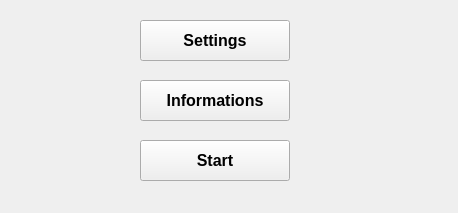
Before: the Qt Designer form software/development/ui/firstui.ui in Capstone-2024/OS-Handheld-CNC, drawn with Qt 5.
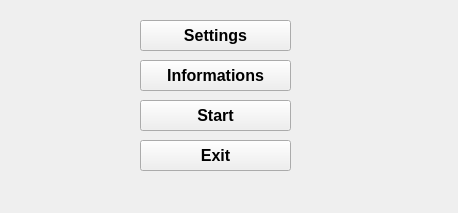
After: the same form once the commit is applied.

Diff of the .ui file:
```diff
--- a/software/development/ui/firstui.ui
+++ b/software/development/ui/firstui.ui
@@ -30,8 +30,8 @@
     <rect>
      <x>140</x>
      <y>20</y>
-     <width>150</width>
-     <height>41</height>
+     <width>151</width>
+     <height>31</height>
     </rect>
    </property>
    <property name="font">
@@ -50,9 +50,9 @@
    <property name="geometry">
     <rect>
      <x>140</x>
-     <y>80</y>
-     <width>150</width>
-     <height>41</height>
+     <y>60</y>
+     <width>151</width>
+     <height>31</height>
     </rect>
    </property>
    <property name="font">
@@ -71,9 +71,9 @@
    <property name="geometry">
     <rect>
      <x>140</x>
-     <y>140</y>
-     <width>150</width>
-     <height>41</height>
+     <y>100</y>
+     <width>151</width>
+     <height>31</height>
     </rect>
    </property>
    <property name="font">
@@ -88,6 +88,27 @@
     <string>Start</string>
    </property>
   </widget>
+  <widget class="QPushButton" name="pushButton">
+   <property name="geometry">
+    <rect>
+     <x>140</x>
+     <y>140</y>
+     <width>151</width>
+     <height>31</height>
+    </rect>
+   </property>
+   <property name="font">
+    <font>
+     <family>Arial</family>
+     <pointsize>12</pointsize>
+     <weight>75</weight>
+     <bold>true</bold>
+    </font>
+   </property>
+   <property name="text">
+    <string>Exit</string>
+   </property>
+  </widget>
  </widget>
  <resources/>
  <connections/>
```
